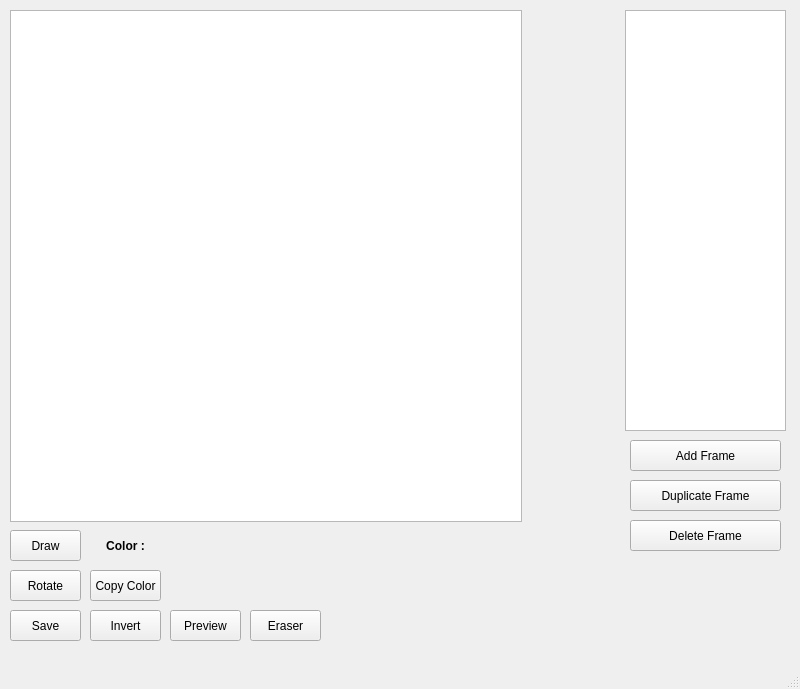
Before: the Qt Designer form editorwindow.ui in KaiokenBro/Sprite-Editor, drawn with Qt 5.
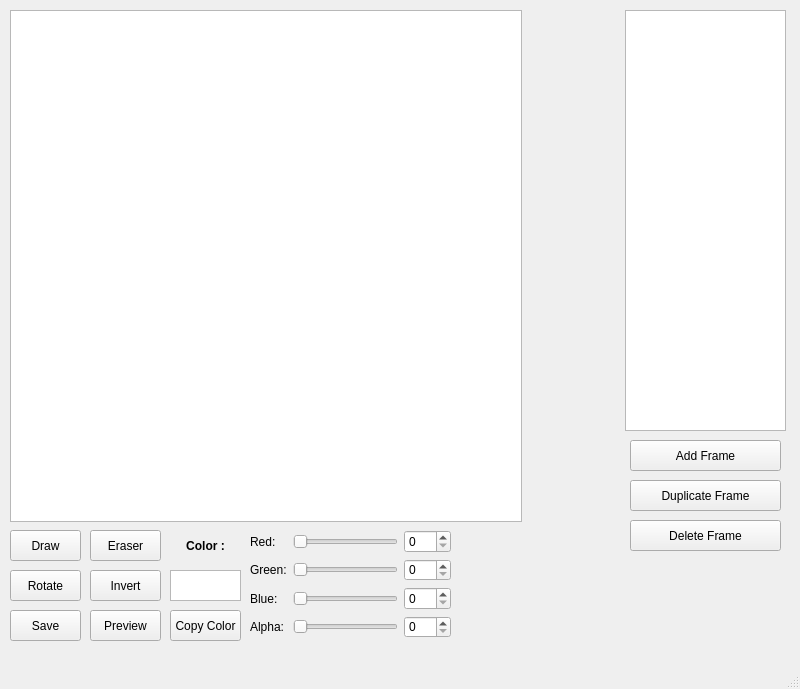
After: the same form once the commit is applied.

Commit message: added RGBA sliders/spinboxes to editorwindow.ui

The edit to the form file:
```diff
--- a/editorwindow.ui
+++ b/editorwindow.ui
@@ -40,7 +40,7 @@
    <widget class="QPushButton" name="previewButton">
     <property name="geometry">
      <rect>
-      <x>170</x>
+      <x>90</x>
       <y>610</y>
       <width>71</width>
       <height>31</height>
@@ -63,8 +63,8 @@
    <widget class="QPushButton" name="eraserButton">
     <property name="geometry">
      <rect>
-      <x>250</x>
-      <y>610</y>
+      <x>90</x>
+      <y>530</y>
       <width>71</width>
       <height>31</height>
      </rect>
@@ -90,7 +90,7 @@
     <property name="geometry">
      <rect>
       <x>90</x>
-      <y>610</y>
+      <y>570</y>
       <width>71</width>
       <height>31</height>
      </rect>
@@ -115,8 +115,8 @@
    <widget class="QPushButton" name="copyButton">
     <property name="geometry">
      <rect>
-      <x>90</x>
-      <y>570</y>
+      <x>170</x>
+      <y>610</y>
       <width>71</width>
       <height>31</height>
      </rect>
@@ -167,7 +167,7 @@
    <widget class="QLabel" name="colorLabel">
     <property name="geometry">
      <rect>
-      <x>90</x>
+      <x>170</x>
       <y>530</y>
       <width>71</width>
       <height>31</height>
@@ -185,6 +185,124 @@
      <set>Qt::AlignmentFlag::AlignCenter</set>
     </property>
    </widget>
+   <widget class="QGraphicsView" name="colorPreview">
+    <property name="geometry">
+     <rect>
+      <x>170</x>
+      <y>570</y>
+      <width>71</width>
+      <height>31</height>
+     </rect>
+    </property>
+   </widget>
+   <widget class="QWidget" name="gridLayoutWidget">
+    <property name="geometry">
+     <rect>
+      <x>250</x>
+      <y>530</y>
+      <width>201</width>
+      <height>108</height>
+     </rect>
+    </property>
+    <layout class="QGridLayout" name="gridLayout">
+     <item row="3" column="1">
+      <widget class="QSlider" name="alphaSlider">
+       <property name="maximum">
+        <number>255</number>
+       </property>
+       <property name="orientation">
+        <enum>Qt::Orientation::Horizontal</enum>
+       </property>
+      </widget>
+     </item>
+     <item row="1" column="1">
+      <widget class="QSlider" name="greenSlider">
+       <property name="maximum">
+        <number>255</number>
+       </property>
+       <property name="orientation">
+        <enum>Qt::Orientation::Horizontal</enum>
+       </property>
+      </widget>
+     </item>
+     <item row="1" column="0">
+      <widget class="QLabel" name="greenLabel">
+       <property name="text">
+        <string>Green:</string>
+       </property>
+      </widget>
+     </item>
+     <item row="2" column="1">
+      <widget class="QSlider" name="blueSlider">
+       <property name="maximum">
+        <number>255</number>
+       </property>
+       <property name="orientation">
+        <enum>Qt::Orientation::Horizontal</enum>
+       </property>
+      </widget>
+     </item>
+     <item row="0" column="0">
+      <widget class="QLabel" name="redLabel">
+       <property name="text">
+        <string>Red:</string>
+       </property>
+      </widget>
+     </item>
+     <item row="0" column="1">
+      <widget class="QSlider" name="redSlider">
+       <property name="maximum">
+        <number>255</number>
+       </property>
+       <property name="orientation">
+        <enum>Qt::Orientation::Horizontal</enum>
+       </property>
+      </widget>
+     </item>
+     <item row="2" column="0">
+      <widget class="QLabel" name="blueLabel">
+       <property name="text">
+        <string>Blue:</string>
+       </property>
+      </widget>
+     </item>
+     <item row="3" column="0">
+      <widget class="QLabel" name="alphaLabel">
+       <property name="text">
+        <string>Alpha:</string>
+       </property>
+      </widget>
+     </item>
+     <item row="0" column="2">
+      <widget class="QSpinBox" name="redSpinBox">
+       <property name="maximum">
+        <number>255</number>
+       </property>
+      </widget>
+     </item>
+     <item row="1" column="2">
+      <widget class="QSpinBox" name="greenSpinbox">
+       <property name="maximum">
+        <number>255</number>
+       </property>
+      </widget>
+     </item>
+     <item row="2" column="2">
+      <widget class="QSpinBox" name="blueSpinbox">
+       <property name="maximum">
+        <number>255</number>
+       </property>
+      </widget>
+     </item>
+     <item row="3" column="2">
+      <widget class="QSpinBox" name="alphaSpinbox">
+       <property name="maximum">
+        <number>255</number>
+       </property>
+      </widget>
+     </item>
+    </layout>
+   </widget>
   </widget>
   <widget class="QMenuBar" name="menubar">
    <property name="geometry">
```
Left out of the diff: 131 changed lines with no effect on the pictures.
